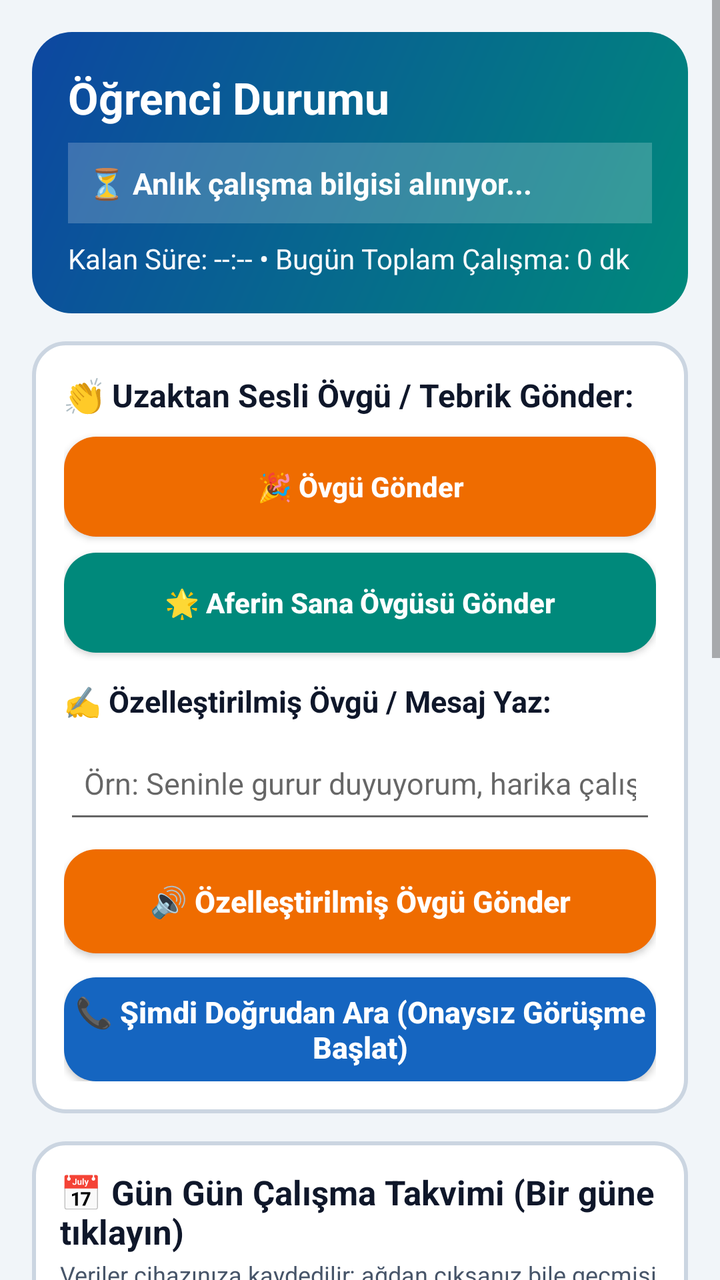
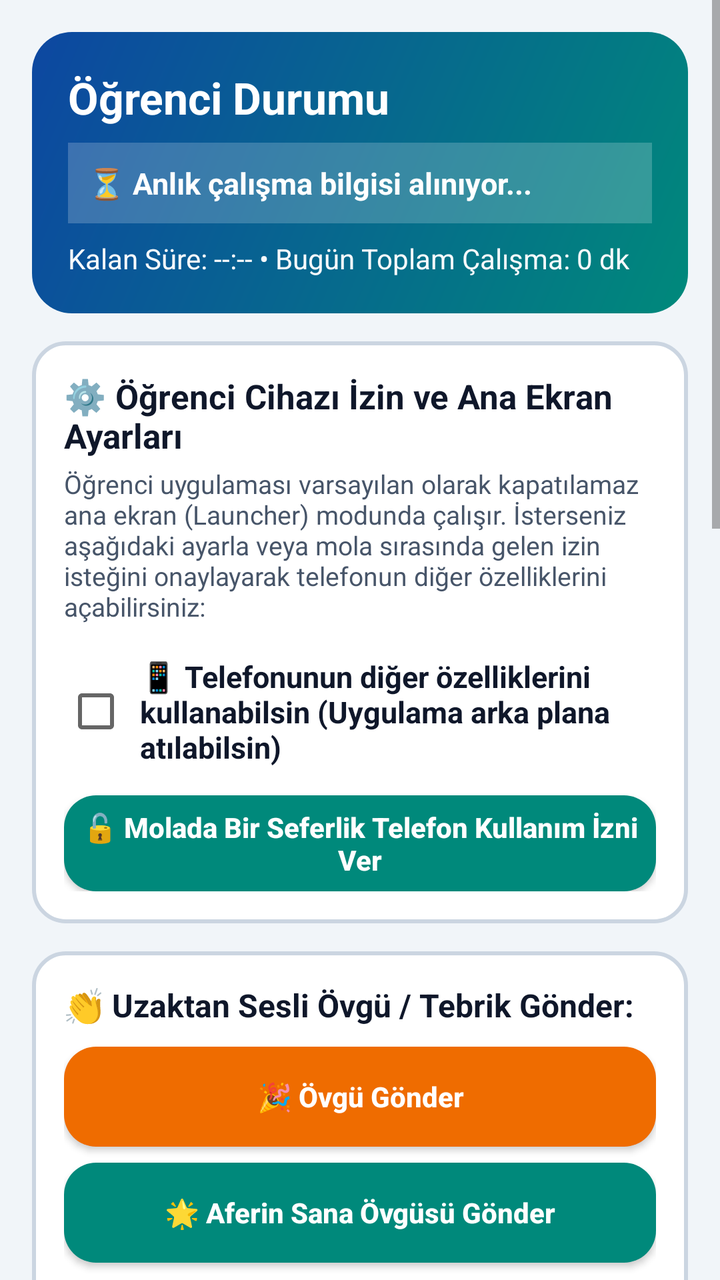

The first picture is an Android layout as it rendered before a commit; the second is the same layout after the commit. The layout source and the unified diff follow.
<!-- AndroidManifest.xml: application theme VeliAppTheme -->
<!-- res/layout/activity_child_detail.xml -->
<?xml version="1.0" encoding="utf-8"?>
<ScrollView xmlns:android="http://schemas.android.com/apk/res/android"
    android:id="@+id/scrollRootChildDetail"
    android:layout_width="match_parent"
    android:layout_height="match_parent"
    android:fillViewport="true"
    android:background="@color/veli_bg">

    <LinearLayout
        android:layout_width="match_parent"
        android:layout_height="wrap_content"
        android:orientation="vertical"
        android:padding="16dp">

        
        <LinearLayout
            android:id="@+id/layoutDetailHeaderCard"
            android:layout_width="match_parent"
            android:layout_height="wrap_content"
            android:background="@drawable/bg_veli_header"
            android:orientation="vertical"
            android:padding="18dp"
            android:layout_marginBottom="14dp">

            <TextView
                android:id="@+id/tvDetailChildName"
                android:layout_width="wrap_content"
                android:layout_height="wrap_content"
                android:text="Öğrenci Durumu"
                android:textColor="#FFFFFF"
                android:textSize="22sp"
                android:textStyle="bold" />

            <TextView
                android:id="@+id/tvDetailLivePhase"
                android:layout_width="match_parent"
                android:layout_height="wrap_content"
                android:layout_marginTop="8dp"
                android:background="#33FFFFFF"
                android:padding="10dp"
                android:text="⏳ Anlık çalışma bilgisi alınıyor..."
                android:textColor="#FFFFFF"
                android:textSize="15sp"
                android:textStyle="bold" />

            <TextView
                android:id="@+id/tvDetailLiveTimers"
                android:layout_width="match_parent"
                android:layout_height="wrap_content"
                android:layout_marginTop="8dp"
                android:text="Kalan Süre: --:-- • Bugün Toplam Çalışma: 0 dk"
                android:textColor="#F8FAFC"
                android:textSize="14sp" />
        </LinearLayout>

        
        <LinearLayout
            android:layout_width="match_parent"
            android:layout_height="wrap_content"
            android:background="@drawable/bg_veli_card"
            android:orientation="vertical"
            android:padding="16dp"
            android:layout_marginBottom="14dp">

            <TextView
                android:id="@+id/tvPraiseSectionTitle"
                android:layout_width="match_parent"
                android:layout_height="wrap_content"
                android:text="👏 Uzaktan Sesli Övgü / Tebrik Gönder:"
                android:textColor="@color/veli_text_dark"
                android:textSize="16sp"
                android:textStyle="bold" />

            <Button
                android:id="@+id/btnSendRolePraise"
                android:layout_width="match_parent"
                android:layout_height="50dp"
                android:layout_marginTop="10dp"
                android:background="@drawable/btn_veli_orange"
                android:text="🎉 Övgü Gönder"
                android:textAllCaps="false"
                android:textColor="#FFFFFF"
                android:textSize="14sp"
                android:textStyle="bold" />

            <Button
                android:id="@+id/btnSendAferinPraise"
                android:layout_width="match_parent"
                android:layout_height="50dp"
                android:layout_marginTop="8dp"
                android:background="@drawable/btn_veli_green"
                android:text="🌟 Aferin Sana Övgüsü Gönder"
                android:textAllCaps="false"
                android:textColor="#FFFFFF"
                android:textSize="14sp"
                android:textStyle="bold" />

            <TextView
                android:id="@+id/tvCustomPraiseLabel"
                android:layout_width="match_parent"
                android:layout_height="wrap_content"
                android:layout_marginTop="14dp"
                android:text="✍️ Özelleştirilmiş Övgü / Mesaj Yaz:"
                android:textColor="@color/veli_text_dark"
                android:textSize="15sp"
                android:textStyle="bold" />

            <EditText
                android:id="@+id/etCustomPraiseInput"
                android:layout_width="match_parent"
                android:layout_height="50dp"
                android:layout_marginTop="6dp"
                android:hint="Örn: Seninle gurur duyuyorum, harika çalışıyorsun!"
                android:inputType="textCapSentences"
                android:padding="10dp"
                android:textColor="@color/veli_text_dark"
                android:textSize="15sp" />

            <Button
                android:id="@+id/btnSendCustomPraise"
                android:layout_width="match_parent"
                android:layout_height="52dp"
                android:layout_marginTop="8dp"
                android:background="@drawable/btn_veli_orange"
                android:text="🔊 Özelleştirilmiş Övgü Gönder"
                android:textAllCaps="false"
                android:textColor="#FFFFFF"
                android:textSize="15sp"
                android:textStyle="bold" />

            <Button
                android:id="@+id/btnDirectCallFromDetail"
                android:layout_width="match_parent"
                android:layout_height="52dp"
                android:layout_marginTop="12dp"
                android:background="@drawable/btn_veli_blue"
                android:text="📞 Şimdi Doğrudan Ara (Onaysız Görüşme Başlat)"
                android:textAllCaps="false"
                android:textColor="#FFFFFF"
                android:textSize="15sp"
                android:textStyle="bold" />
        </LinearLayout>

        
        <LinearLayout
            android:layout_width="match_parent"
            android:layout_height="wrap_content"
            android:background="@drawable/bg_veli_card"
            android:orientation="vertical"
            android:padding="14dp"
            android:layout_marginBottom="14dp">

            <TextView
                android:layout_width="match_parent"
                android:layout_height="wrap_content"
                android:text="📅 Gün Gün Çalışma Takvimi (Bir güne tıklayın)"
                android:textColor="@color/veli_text_dark"
                android:textSize="17sp"
                android:textStyle="bold" />

            <TextView
                android:layout_width="match_parent"
                android:layout_height="wrap_content"
                android:layout_marginTop="2dp"
                android:text="Veriler cihazınıza kaydedilir; ağdan çıksanız bile geçmişi görüntüleyebilirsiniz."
                android:textColor="@color/veli_text_muted"
                android:textSize="12sp" />

            <CalendarView
                android:id="@+id/calendarViewVeliChild"
                android:layout_width="match_parent"
                android:layout_height="305dp"
                android:layout_marginTop="6dp" />

            <TextView
                android:id="@+id/tvVeliSelectedDateTitle"
                android:layout_width="match_parent"
                android:layout_height="wrap_content"
                android:layout_marginTop="6dp"
                android:text="📌 Seçilen Gün: Bugün"
                android:textColor="@color/veli_text_dark"
                android:textSize="16sp"
                android:textStyle="bold" />

            <TextView
                android:id="@+id/tvVeliSelectedDateSummary"
                android:layout_width="match_parent"
                android:layout_height="wrap_content"
                android:layout_marginTop="4dp"
                android:text="Çalışmalar (Ödev, Test, Kitap): Yükleniyor..."
                android:textColor="@color/veli_text_muted"
                android:textSize="13sp"
                android:textStyle="bold" />

            <LinearLayout
                android:id="@+id/layoutDetailCalendarRecords"
                android:layout_width="match_parent"
                android:layout_height="wrap_content"
                android:layout_marginTop="8dp"
                android:orientation="vertical" />
        </LinearLayout>

        
        <LinearLayout
            android:layout_width="match_parent"
            android:layout_height="wrap_content"
            android:background="@drawable/bg_veli_card"
            android:orientation="vertical"
            android:padding="16dp"
            android:layout_marginBottom="14dp">

            <TextView
                android:layout_width="match_parent"
                android:layout_height="wrap_content"
                android:text="🏆 Haftalık Başarılar ve Kazanılan Ödüller"
                android:textColor="@color/veli_text_dark"
                android:textSize="17sp"
                android:textStyle="bold" />

            <TextView
                android:id="@+id/tvDetailWeeklySummary"
                android:layout_width="match_parent"
                android:layout_height="wrap_content"
                android:layout_marginTop="6dp"
                android:text="Yükleniyor..."
                android:textColor="@color/veli_text_muted"
                android:textSize="14sp"
                android:textStyle="bold" />

            <LinearLayout
                android:id="@+id/layoutDetailBadges"
                android:layout_width="match_parent"
                android:layout_height="wrap_content"
                android:layout_marginTop="8dp"
                android:orientation="vertical" />
        </LinearLayout>

        <Button
            android:id="@+id/btnBackFromDetail"
            android:layout_width="match_parent"
            android:layout_height="52dp"
            android:background="@drawable/btn_veli_blue"
            android:text="⬅️ Veli Ana Ekranına Dön"
            android:textAllCaps="false"
            android:textColor="#FFFFFF"
            android:textSize="16sp"
            android:textStyle="bold" />

    </LinearLayout>
</ScrollView>
<!-- resources referenced by this layout -->
<resources>
  <color name="veli_bg">#F1F5F9</color>
  <color name="veli_text_dark">#0F172A</color>
  <color name="veli_text_muted">#475569</color>
  <!-- drawable bg_veli_card (drawable) -->
  <?xml version="1.0" encoding="utf-8"?>
  <shape xmlns:android="http://schemas.android.com/apk/res/android" android:shape="rectangle">
      <solid android:color="#FFFFFF" />
      <corners android:radius="16dp" />
      <stroke android:width="2dp" android:color="#CBD5E1" />
  </shape>
  <!-- drawable bg_veli_header (drawable) -->
  <?xml version="1.0" encoding="utf-8"?>
  <shape xmlns:android="http://schemas.android.com/apk/res/android" android:shape="rectangle">
      <gradient
          android:startColor="#0D47A1"
          android:endColor="#00897B"
          android:angle="315" />
      <corners android:radius="20dp" />
  </shape>
  <!-- drawable btn_veli_blue (drawable) -->
  <?xml version="1.0" encoding="utf-8"?>
  <shape xmlns:android="http://schemas.android.com/apk/res/android" android:shape="rectangle">
      <solid android:color="#1565C0" />
      <corners android:radius="16dp" />
  </shape>
  <!-- drawable btn_veli_green (drawable) -->
  <?xml version="1.0" encoding="utf-8"?>
  <shape xmlns:android="http://schemas.android.com/apk/res/android" android:shape="rectangle">
      <solid android:color="#00897B" />
      <corners android:radius="16dp" />
  </shape>
  <!-- drawable btn_veli_orange (drawable) -->
  <?xml version="1.0" encoding="utf-8"?>
  <shape xmlns:android="http://schemas.android.com/apk/res/android" android:shape="rectangle">
      <solid android:color="#EF6C00" />
      <corners android:radius="16dp" />
  </shape>
  <style name="VeliAppTheme" parent="android:Theme.Material.Light.NoActionBar">
          <item name="android:colorPrimary">@color/veli_primary</item>
          <item name="android:colorPrimaryDark">@color/veli_primary_dark</item>
          <item name="android:colorAccent">@color/veli_accent</item>
          <item name="android:windowBackground">@color/veli_bg</item>
          <item name="android:statusBarColor">@color/veli_primary_dark</item>
      </style>
  <color name="veli_primary">#0D47A1</color>
  <color name="veli_primary_dark">#002171</color>
  <color name="veli_accent">#00897B</color>
</resources>

<!-- the commit's change to res/layout/activity_child_detail.xml (unified diff, before → after) -->
@@ -55,6 +55,56 @@
 
         
         <LinearLayout
+            android:id="@+id/layoutChildPhonePermissionCard"
+            android:layout_width="match_parent"
+            android:layout_height="wrap_content"
+            android:background="@drawable/bg_veli_card"
+            android:orientation="vertical"
+            android:padding="16dp"
+            android:layout_marginBottom="14dp">
+
+            <TextView
+                android:layout_width="match_parent"
+                android:layout_height="wrap_content"
+                android:text="⚙️ Öğrenci Cihazı İzin ve Ana Ekran Ayarları"
+                android:textColor="@color/veli_text_dark"
+                android:textSize="17sp"
+                android:textStyle="bold" />
+
+            <TextView
+                android:layout_width="match_parent"
+                android:layout_height="wrap_content"
+                android:layout_marginTop="4dp"
+                android:text="Öğrenci uygulaması varsayılan olarak kapatılamaz ana ekran (Launcher) modunda çalışır. İsterseniz aşağıdaki ayarla veya mola sırasında gelen izin isteğini onaylayarak telefonun diğer özelliklerini açabilirsiniz:"
+                android:textColor="@color/veli_text_muted"
+                android:textSize="13sp" />
+
+            <CheckBox
+                android:id="@+id/cbAllowOtherPhoneFeatures"
+                android:layout_width="match_parent"
+                android:layout_height="wrap_content"
+                android:layout_marginTop="10dp"
+                android:padding="6dp"
+                android:text="📱 Telefonunun diğer özelliklerini kullanabilsin (Uygulama arka plana atılabilsin)"
+                android:textColor="@color/veli_text_dark"
+                android:textSize="15sp"
+                android:textStyle="bold" />
+
+            <Button
+                android:id="@+id/btnGrantOneTimeBreakPermissionNow"
+                android:layout_width="match_parent"
+                android:layout_height="48dp"
+                android:layout_marginTop="8dp"
+                android:background="@drawable/btn_veli_green"
+                android:text="🔓 Molada Bir Seferlik Telefon Kullanım İzni Ver"
+                android:textAllCaps="false"
+                android:textColor="#FFFFFF"
+                android:textSize="14sp"
+                android:textStyle="bold" />
+        </LinearLayout>
+
+        
+        <LinearLayout
             android:layout_width="match_parent"
             android:layout_height="wrap_content"
             android:background="@drawable/bg_veli_card"
